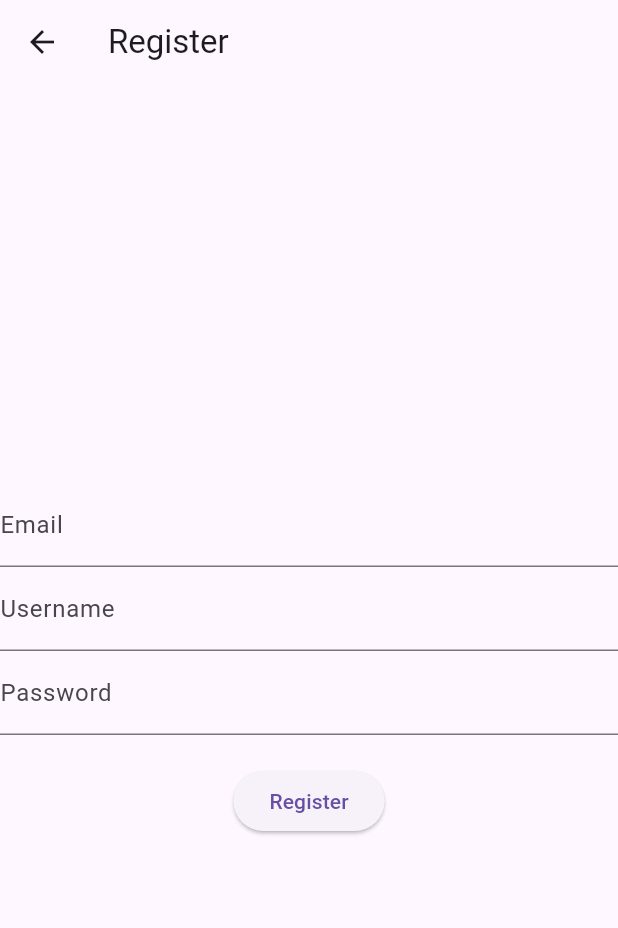
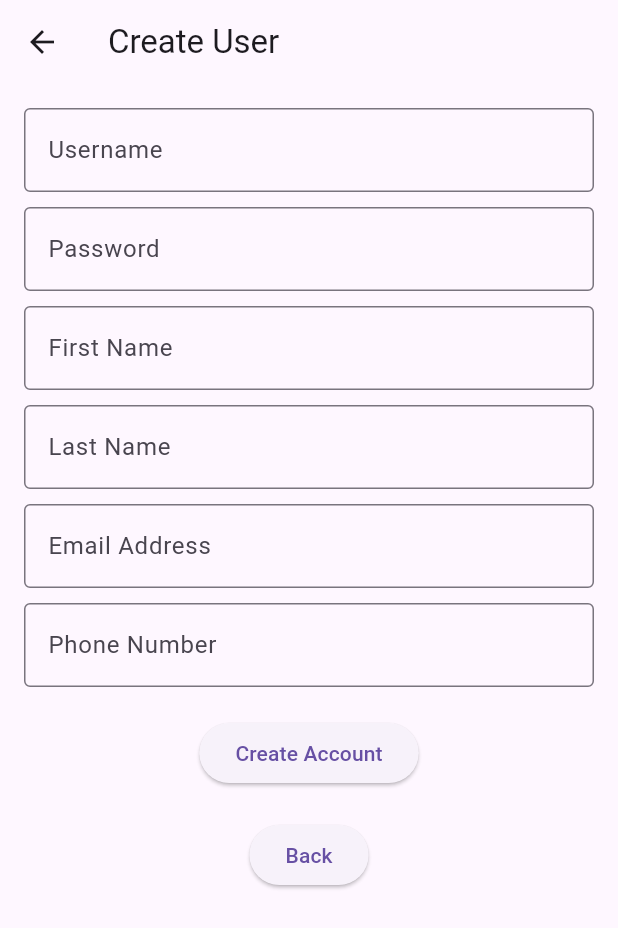
Before and after one commit to chrisfinan/Fitness-Assistant, a Flutter app: the RegistrationPage screen opened directly, on a phone screen of 412 x 824 dp. Shown: the top 928 px of the screen. Run offline on Flutter 3.47's test engine with Material 3 defaults, Android fonts, the light colour scheme and no system bars.

Commit message:
Front-end back-end test

```diff
--- a/frontend/lib/global_vars.dart
+++ b/frontend/lib/global_vars.dart
@@ -1,2 +1,2 @@
-const String ip = "129.68.189.129:8000";
+const String ip = "129.68.189.163:8000";
 int current_user = 0;
--- a/frontend/lib/registration_page.dart
+++ b/frontend/lib/registration_page.dart
@@ -1,9 +1,144 @@
 import 'package:flutter/material.dart';
+import 'package:http/http.dart' as http;
+import 'dart:convert';
 import 'login_page.dart';
 
-class RegistrationPage extends StatelessWidget {
+import 'global_vars.dart';
+
+class RegistrationPage extends StatefulWidget {
   const RegistrationPage({super.key});
 
+  @override
+  _RegistrationPageState createState() => _RegistrationPageState();
+}
+
+class _RegistrationPageState extends State<RegistrationPage> {
+  final TextEditingController _usernameController = TextEditingController();
+  final TextEditingController _passwordController = TextEditingController();
+  final TextEditingController _firstNameController = TextEditingController();
+  final TextEditingController _lastNameController = TextEditingController();
+  final TextEditingController _emailController = TextEditingController();
+  final TextEditingController _phoneNumberController = TextEditingController();
+
+  Future<void> _createUser() async {
+    if (_usernameController.text.isEmpty ||
+        _passwordController.text.isEmpty ||
+        _firstNameController.text.isEmpty ||
+        _lastNameController.text.isEmpty ||
+        _emailController.text.isEmpty ||
+        _phoneNumberController.text.isEmpty) {
+      ScaffoldMessenger.of(context).showSnackBar(
+        const SnackBar(content: Text('All fields must be filled out!')),
+      );
+      return;
+    }
+
+    const String apiUrl = 'http://$ip/users';
+
+    final response = await http.post(
+      Uri.parse(apiUrl),
+      headers: {'Content-Type': 'application/json'},
+      body: jsonEncode({
+        'username': _usernameController.text,
+        'password': _passwordController.text,
+        'first_name': _firstNameController.text,
+        'last_name': _lastNameController.text,
+        'email_address': _emailController.text,
+        'phone_number': _phoneNumberController.text,
+      }),
+    );
+
+    if (response.statusCode == 200) {
+      ScaffoldMessenger.of(context).showSnackBar(
+        const SnackBar(content: Text('User created successfully!')),
+      );
+      Navigator.pop(context);
+    } else {
+      ScaffoldMessenger.of(context).showSnackBar(
+        SnackBar(content: Text('Error: ${response.body}')),
+      );
+    }
+  }
+
+  @override
+  Widget build(BuildContext context) {
+    return Scaffold(
+      appBar: AppBar(title: const Text('Create User')),
+      body: SingleChildScrollView(
+        child: Padding(
+          padding: const EdgeInsets.all(16.0),
+          child: Column(
+            mainAxisAlignment: MainAxisAlignment.center,
+            children: [
+                TextField(
+                  controller: _usernameController,
+                  decoration: const InputDecoration(
+                    labelText: 'Username',
+                    border: OutlineInputBorder(),
+                  ),
+                ),
+                const SizedBox(height: 10),
+                TextField(
+                  controller: _passwordController,
+                  decoration: const InputDecoration(
+                    labelText: 'Password',
+                    border: OutlineInputBorder(),
+                  ),
+                ),
+                const SizedBox(height: 10),
+                TextField(
+                  controller: _firstNameController,
+                  decoration: const InputDecoration(
+                    labelText: 'First Name',
+                    border: OutlineInputBorder(),
+                  ),
+                ),
+                const SizedBox(height: 10),
+                TextField(
+                  controller: _lastNameController,
+                  decoration: const InputDecoration(
+                    labelText: 'Last Name',
+                    border: OutlineInputBorder(),
+                  ),
+                ),
+                const SizedBox(height: 10),
+                TextField(
+                  controller: _emailController,
+                  decoration: const InputDecoration(
+                    labelText: 'Email Address',
+                    border: OutlineInputBorder(),
+                  ),
+                ),
+                const SizedBox(height: 10),
+                TextField(
+                  controller: _phoneNumberController,
+                  decoration: const InputDecoration(
+                    labelText: 'Phone Number',
+                    border: OutlineInputBorder(),
+                  ),
+                ),
+                const SizedBox(height: 20),
+                ElevatedButton(
+                  onPressed: _createUser,
+                  child: const Text('Create Account'),
+                ),
+                const SizedBox(height: 20),
+                ElevatedButton(
+                  onPressed: () {
+                    Navigator.pop(context);
+                  },
+                  child: const Text('Back'),
+                ),
+            ],
+          ),
+        ),
+      ),
+    );
+  }
+}
+
+
+/*
   @override
   Widget build(BuildContext context) {
     return Scaffold(
@@ -64,3 +199,4 @@ class RegistrationPage extends StatelessWidget {
     );
   }
 }
+*/
```
Also changed, not shown: 1 other file.
